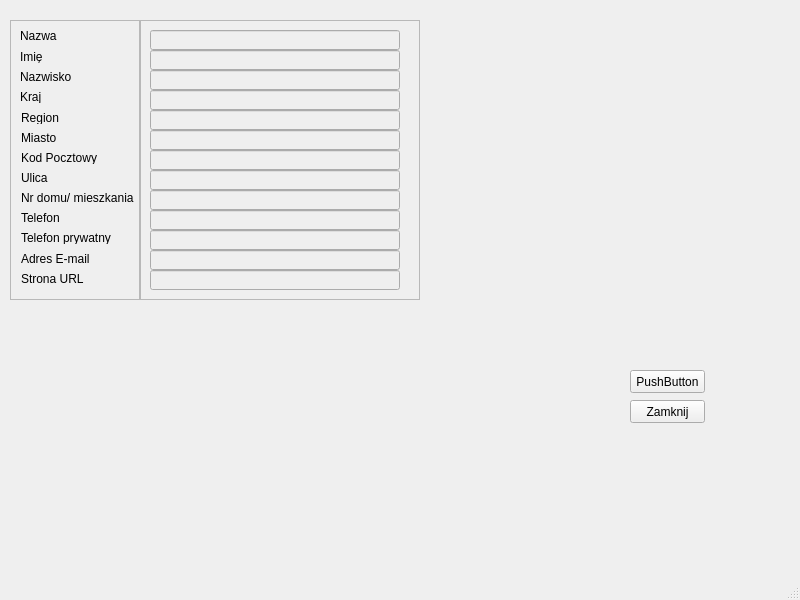
The window that Kontrahent/kontrahentshow.ui (Astropl/TestRamek) describes before a commit, drawn with Qt 5.
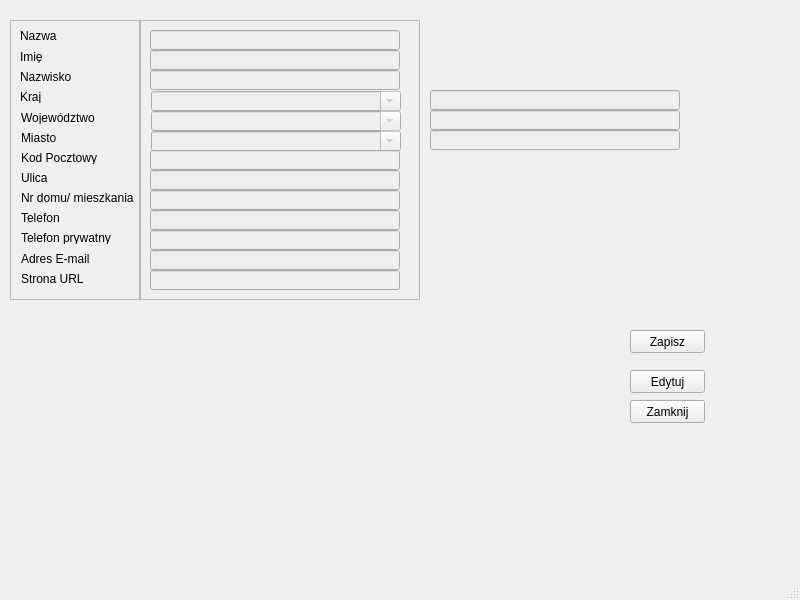
The same window after the commit.

The edit to the form file:
```diff
--- a/Kontrahent/kontrahentshow.ui
+++ b/Kontrahent/kontrahentshow.ui
@@ -24,7 +24,7 @@
      </rect>
     </property>
     <property name="text">
-     <string>PushButton</string>
+     <string>Edytuj</string>
     </property>
    </widget>
    <widget class="QPushButton" name="pushButton_2">
@@ -246,7 +246,7 @@
        </rect>
       </property>
       <property name="text">
-       <string>Region</string>
+       <string>Województwo</string>
       </property>
      </widget>
     </widget>
@@ -295,7 +295,7 @@
     </property>
     <property name="geometry">
      <rect>
-      <x>150</x>
+      <x>430</x>
       <y>90</y>
       <width>250</width>
       <height>20</height>
@@ -314,7 +314,7 @@
     </property>
     <property name="geometry">
      <rect>
-      <x>150</x>
+      <x>430</x>
       <y>110</y>
       <width>250</width>
       <height>20</height>
@@ -333,7 +333,7 @@
     </property>
     <property name="geometry">
      <rect>
-      <x>150</x>
+      <x>430</x>
       <y>130</y>
       <width>250</width>
       <height>20</height>
@@ -500,8 +500,69 @@
        <height>278</height>
       </rect>
      </property>
+     <widget class="QComboBox" name="comboBoxMiasta">
+      <property name="enabled">
+       <bool>false</bool>
+      </property>
+      <property name="geometry">
+       <rect>
+        <x>10</x>
+        <y>110</y>
+        <width>250</width>
+        <height>20</height>
+       </rect>
+      </property>
+      <property name="editable">
+       <bool>true</bool>
+      </property>
+     </widget>
+     <widget class="QComboBox" name="comboBoxWojewodztwa">
+      <property name="enabled">
+       <bool>false</bool>
+      </property>
+      <property name="geometry">
+       <rect>
+        <x>10</x>
+        <y>90</y>
+        <width>250</width>
+        <height>20</height>
+       </rect>
+      </property>
+      <property name="editable">
+       <bool>true</bool>
+      </property>
+     </widget>
+     <widget class="QComboBox" name="comboBoxKraj">
+      <property name="enabled">
+       <bool>false</bool>
+      </property>
+      <property name="geometry">
+       <rect>
+        <x>10</x>
+        <y>70</y>
+        <width>250</width>
+        <height>20</height>
+       </rect>
+      </property>
+      <property name="editable">
+       <bool>true</bool>
+      </property>
+     </widget>
     </widget>
    </widget>
+   <widget class="QPushButton" name="pushButton_3">
+    <property name="geometry">
+     <rect>
+      <x>630</x>
+      <y>330</y>
+      <width>75</width>
+      <height>23</height>
+     </rect>
+    </property>
+    <property name="text">
+     <string>Zapisz</string>
+    </property>
+   </widget>
    <zorder>scrollArea_2</zorder>
    <zorder>scrollArea</zorder>
    <zorder>pushButton</zorder>
```
Left out of the diff: 1 changed line with no effect on the pictures.
